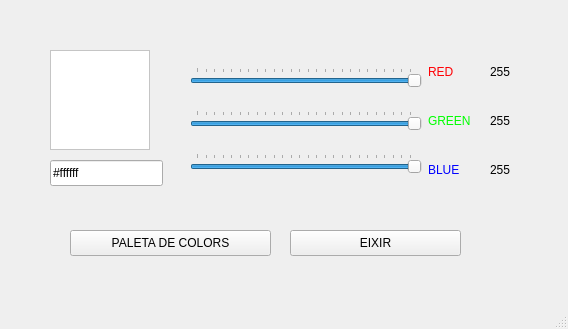
MarcRoviraP/ColorPickerQT, file ui/test.ui: the form before one commit.
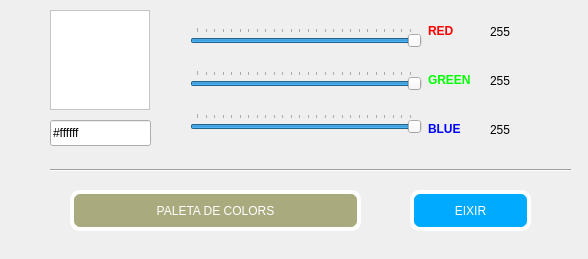
The form after the commit.

```diff
--- a/ui/test.ui
+++ b/ui/test.ui
@@ -6,8 +6,8 @@
    <rect>
     <x>0</x>
     <y>0</y>
-    <width>568</width>
-    <height>329</height>
+    <width>588</width>
+    <height>259</height>
    </rect>
   </property>
   <property name="windowTitle">
@@ -21,7 +21,7 @@
     <property name="geometry">
      <rect>
       <x>50</x>
-      <y>50</y>
+      <y>10</y>
       <width>100</width>
       <height>100</height>
      </rect>
@@ -43,8 +43,8 @@
     <property name="geometry">
      <rect>
       <x>490</x>
-      <y>50</y>
-      <width>41</width>
+      <y>10</y>
+      <width>59</width>
       <height>141</height>
      </rect>
     </property>
@@ -76,11 +76,14 @@
     <property name="geometry">
      <rect>
       <x>50</x>
-      <y>160</y>
-      <width>113</width>
+      <y>120</y>
+      <width>101</width>
       <height>26</height>
      </rect>
     </property>
+    <property name="styleSheet">
+     <string notr="true">qproperty-alignment: &quot;AlignCenter&quot;</string>
+    </property>
     <property name="text">
      <string>#ffffff</string>
     </property>
@@ -91,12 +94,20 @@
    <widget class="QPushButton" name="exit">
     <property name="geometry">
      <rect>
-      <x>290</x>
-      <y>230</y>
-      <width>171</width>
-      <height>26</height>
+      <x>410</x>
+      <y>190</y>
+      <width>121</width>
+      <height>41</height>
      </rect>
     </property>
+    <property name="styleSheet">
+     <string notr="true">background-color: rgb(0, 170, 255);
+color: rgb(255, 255, 255);
+border: 4px solid white;
+border-radius: 10px;
+
+font: 15pt &quot;Sans Serif&quot;;</string>
+    </property>
     <property name="text">
      <string>EIXIR</string>
     </property>
@@ -105,7 +116,7 @@
     <property name="geometry">
      <rect>
       <x>190</x>
-      <y>50</y>
+      <y>10</y>
       <width>281</width>
       <height>141</height>
      </rect>
@@ -177,17 +188,14 @@
          <item>
           <widget class="QLabel" name="label">
            <property name="layoutDirection">
-            <enum>Qt::RightToLeft</enum>
+            <enum>Qt::LeftToRight</enum>
            </property>
            <property name="styleSheet">
-            <string notr="true">color: rgb(255, 0, 4);
-font: 75 14pt &quot;C059 [UKWN]&quot;;</string>
+            <string notr="true">color: rgb(255, 0, 0);
+</string>
            </property>
            <property name="text">
-            <string>RED</string>
-           </property>
-           <property name="textFormat">
-            <enum>Qt::PlainText</enum>
+            <string>&lt;html&gt;&lt;head/&gt;&lt;body&gt;&lt;p&gt;&lt;span style=&quot; font-weight:600;&quot;&gt;RED&lt;/span&gt;&lt;/p&gt;&lt;/body&gt;&lt;/html&gt;</string>
            </property>
            <property name="alignment">
             <set>Qt::AlignLeading|Qt::AlignLeft|Qt::AlignVCenter</set>
@@ -204,7 +212,7 @@
 font: 75 14pt &quot;C059 [UKWN]&quot;;</string>
            </property>
            <property name="text">
-            <string>GREEN</string>
+            <string>&lt;html&gt;&lt;head/&gt;&lt;body&gt;&lt;p&gt;&lt;span style=&quot; font-weight:600;&quot;&gt;GREEN&lt;/span&gt;&lt;/p&gt;&lt;/body&gt;&lt;/html&gt;</string>
            </property>
            <property name="alignment">
             <set>Qt::AlignLeading|Qt::AlignLeft|Qt::AlignVCenter</set>
@@ -218,7 +226,7 @@
 font: 75 14pt &quot;C059 [UKWN]&quot;;</string>
            </property>
            <property name="text">
-            <string>BLUE</string>
+            <string>&lt;html&gt;&lt;head/&gt;&lt;body&gt;&lt;p&gt;&lt;span style=&quot; font-weight:600;&quot;&gt;BLUE&lt;/span&gt;&lt;/p&gt;&lt;/body&gt;&lt;/html&gt;</string>
            </property>
            <property name="alignment">
             <set>Qt::AlignLeading|Qt::AlignLeft|Qt::AlignVCenter</set>
@@ -235,15 +243,38 @@
     <property name="geometry">
      <rect>
       <x>70</x>
-      <y>230</y>
-      <width>201</width>
-      <height>26</height>
+      <y>190</y>
+      <width>291</width>
+      <height>41</height>
      </rect>
     </property>
+    <property name="styleSheet">
+     <string notr="true">background-color: rgb(170, 170, 127);
+color: rgb(255, 255, 255);
+font: 15pt &quot;Sans Serif&quot;;
+border: 4px solid white;
+border-radius: 10px
+
+
+</string>
+    </property>
     <property name="text">
      <string>PALETA DE COLORS</string>
     </property>
    </widget>
+   <widget class="Line" name="line">
+    <property name="geometry">
+     <rect>
+      <x>50</x>
+      <y>160</y>
+      <width>521</width>
+      <height>20</height>
+     </rect>
+    </property>
+    <property name="orientation">
+     <enum>Qt::Horizontal</enum>
+    </property>
+   </widget>
   </widget>
   <widget class="QMenuBar" name="menubar">
    <property name="geometry">
@@ -255,7 +286,6 @@
     </rect>
    </property>
   </widget>
-  <widget class="QStatusBar" name="statusbar"/>
  </widget>
  <resources/>
  <connections>
```
Left out of the diff: 111 changed lines with no effect on the pictures.
